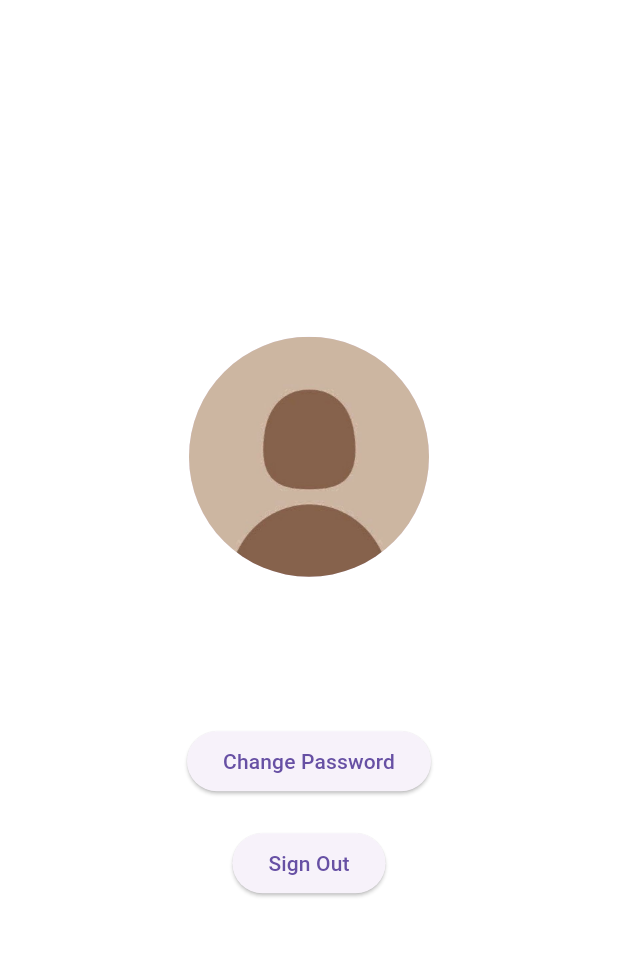
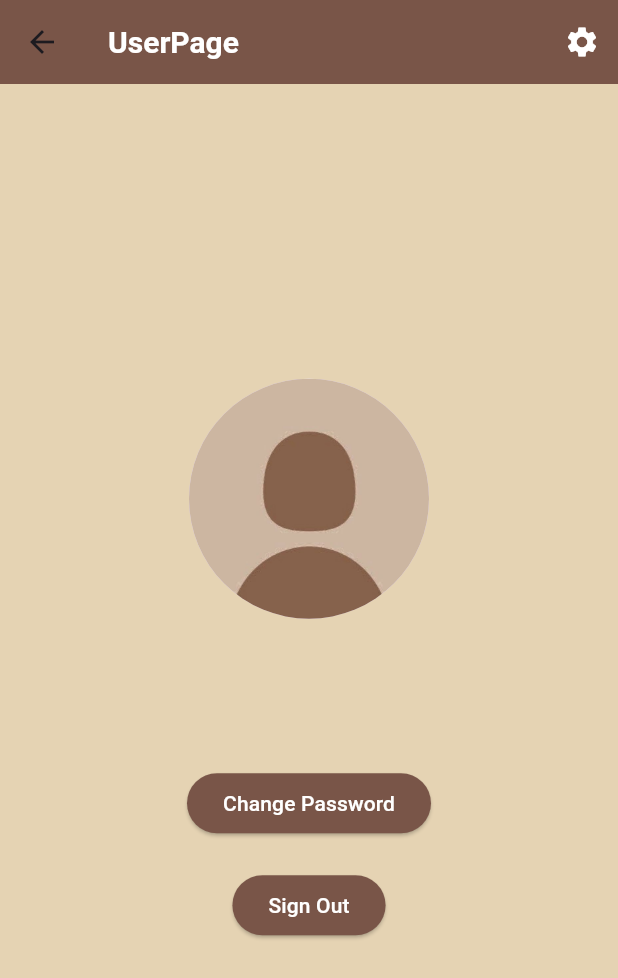
Before and after one commit to fatima208/eQuran, a Flutter app: the UserScreen screen opened directly, on a phone screen of 412 x 824 dp. Shown: the top 978 px of the screen. Run offline on Flutter 3.47's test engine with Material 3 defaults, Android fonts, the phone set to English and light mode, and no system bars; our stand-ins replace audioplayers, cloud_firestore, convex_bottom_bar, firebase_auth, firebase_core, firebase_storage and 11 more; missing offline and left inert: audio_session, ffmpeg_kit_flutter, flutter_sound, record, solid_bottom_sheet; accounts and stored records are empty; Roboto replaces fonts that are missing (Poppins); project files that could hold a hidden picture were left out.

Commit message:
notfication screen

```diff
--- a/lib/screens/user_screen.dart
+++ b/lib/screens/user_screen.dart
@@ -1,5 +1,6 @@
 import 'dart:io';
 
+import 'package:equran/screens/notification_screen.dart';
 import 'package:path_provider/path_provider.dart';
 
 import 'package:firebase_auth/firebase_auth.dart';
@@ -8,6 +9,8 @@ import 'package:image_picker/image_picker.dart';
 import 'package:firebase_storage/firebase_storage.dart' as firebase_storage;
 import 'package:cloud_firestore/cloud_firestore.dart';
 import 'signin_screen.dart';
+import 'package:equran/constants/constants.dart';
+import 'package:shared_preferences/shared_preferences.dart';
 class UserScreen extends StatefulWidget {
   const UserScreen({Key? key});
 
@@ -25,7 +28,15 @@ class _UserScreenState extends State<UserScreen> {
   void initState() {
     super.initState();
     _fetchUserData();
+    _getSavedProfilePicPath();
   }
+  Future<void> _getSavedProfilePicPath() async {
+    SharedPreferences prefs = await SharedPreferences.getInstance();
+    setState(() {
+      _profilePicPath = prefs.getString('profilePicPath') ?? "";
+    });
+  }
+
   Future<void> _fetchUserData() async {
     final user = FirebaseAuth.instance.currentUser;
     if (user != null) {
@@ -52,6 +63,8 @@ class _UserScreenState extends State<UserScreen> {
       setState(() {
         _profilePicPath = image.path;
       });
+      SharedPreferences prefs = await SharedPreferences.getInstance();
+      prefs.setString('profilePicPath', _profilePicPath!);
 
     }
 
@@ -62,7 +75,31 @@ class _UserScreenState extends State<UserScreen> {
   Widget build(BuildContext context) {
     return SafeArea(
       child: Scaffold(
-        body: Center(
+        appBar: AppBar(
+          backgroundColor: Colors.brown,
+            elevation: 0,
+            title: const Text('UserPage',style: TextStyle(color: Colors.white,
+                fontSize: 20,fontWeight: FontWeight.bold),),
+
+          actions: [
+            IconButton(
+              onPressed: () {
+                Navigator.push(
+                  context,
+                  MaterialPageRoute(
+                    builder: (context) => NotificationScreen(), // Navigate to NotificationScreen
+                  ),
+                );
+              },
+              icon: Icon(Icons.settings,color: Colors.white,),
+            ),
+          ],
+        ),
+        body: Container(
+    decoration: BoxDecoration(
+    color: Constants.kPrimary,
+    ),
+    child: Center(
           child: Column(
             mainAxisAlignment: MainAxisAlignment.center,
             children: [
@@ -82,7 +119,7 @@ class _UserScreenState extends State<UserScreen> {
                 style: TextStyle(fontSize: 20, fontWeight: FontWeight.bold),
               ),
               SizedBox(height: 10),
-              Text('$_userEmail'),
+              Text('$_userEmail',),
               SizedBox(height: 20),
               ElevatedButton(
                 onPressed: () {
@@ -100,7 +137,13 @@ class _UserScreenState extends State<UserScreen> {
                     ));
                   });
                 },
-                child: Text('Change Password'),
+                style: ButtonStyle(
+                  backgroundColor: MaterialStateProperty.all<Color>(Colors.brown),
+                ),
+                child: Text(
+                  'Change Password',
+                  style: TextStyle(color: Colors.white),
+                ),
               ),
               SizedBox(height: 20),
               ElevatedButton(
@@ -117,11 +160,17 @@ class _UserScreenState extends State<UserScreen> {
                     print('Error signing out: $e');
                   }
                 },
-                child: Text('Sign Out'),
+                style: ButtonStyle(
+                  backgroundColor: MaterialStateProperty.all<Color>(Colors.brown),
+                ),
+                child: Text(
+                  'Sign Out',
+                  style: TextStyle(color: Colors.white),
+                ),
               ),
             ],
           ),
-        ),
+        ),),
       ),
     );
   }
--- a/pubspec.yaml
+++ b/pubspec.yaml
@@ -63,6 +63,8 @@ dependencies:
   cloud_firestore: ^4.14.0
   firebase_storage: ^11.6.0
   image_picker: ^1.0.7
+  flutter_local_notifications: ^9.1.5
+
 
 dev_dependencies:
   flutter_test:
```
Also changed, not shown: lib/screens/notification_screen.dart (added, +112 -0 lines), pubspec.lock, 3 other files.
